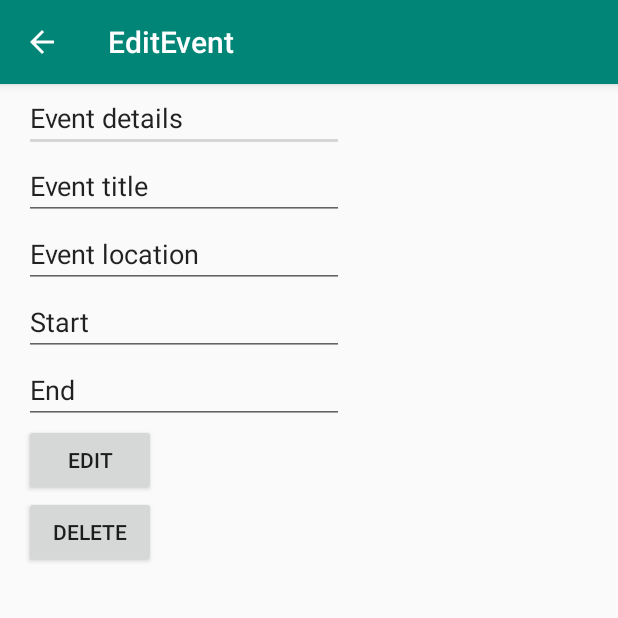
After one commit to Lea97/FamilyManager, an Android app: the EditEventActivity screen opened directly, with no data from a screen before it, on a phone screen of 412 x 824 dp, the top half of it. The commit adds this screen. Run offline under Robolectric (Android 15) with nearby library versions, the phone set to English and light mode, and no system bars; our stand-ins replace Firebase (no records; nobody signed in at launch, a user with empty details on screens opened directly); 5 statements that could not run were skipped.

Commit message:
added screen activity to display event details

```diff
--- /dev/null
+++ b/app/src/main/java/dhbw/familymanager/familymanager/calendar/EditEventActivity.java
@@ -0,0 +1,75 @@
+package dhbw.familymanager.familymanager.calendar;
+
+import android.content.Intent;
+import android.os.Bundle;
+import android.support.annotation.NonNull;
+import android.support.v7.app.AppCompatActivity;
+import android.util.Log;
+import android.view.View;
+import android.widget.Button;
+import android.widget.EditText;
+import android.widget.TextView;
+
+import com.google.android.gms.tasks.OnCompleteListener;
+import com.google.android.gms.tasks.OnSuccessListener;
+import com.google.android.gms.tasks.Task;
+import com.google.firebase.database.Transaction;
+import com.google.firebase.firestore.DocumentReference;
+import com.google.firebase.firestore.DocumentSnapshot;
+import com.google.firebase.firestore.FirebaseFirestore;
+import com.google.firebase.firestore.QueryDocumentSnapshot;
+import com.google.firebase.firestore.QuerySnapshot;
+
+import dhbw.familymanager.familymanager.R;
+import dhbw.familymanager.familymanager.model.Event;
+
+public class EditEventActivity extends AppCompatActivity {
+    private EditText eventTitle, eventLocation, eventStart, eventEnd;
+    private Button edit, delete;
+    private Event event;
+
+    @Override
+    protected void onCreate(Bundle savedInstanceState) {
+        super.onCreate(savedInstanceState);
+        setContentView(R.layout.edit_event);
+        eventTitle=findViewById(R.id.eventTitle1);
+        eventLocation=findViewById(R.id.eventLocation);
+        eventStart=findViewById(R.id.eventStart);
+        eventEnd=findViewById(R.id.eventEnd);
+
+
+       Intent intent=getIntent();
+       String eventId=intent.getStringExtra("eventId");
+       System.out.println(eventId);
+       FirebaseFirestore db=FirebaseFirestore.getInstance();
+
+        final Task<QuerySnapshot> docRef = db.collection("events").whereEqualTo("id", eventId).get();
+        docRef.addOnCompleteListener(new OnCompleteListener<QuerySnapshot>() {
+            @Override
+            public void onComplete(@NonNull Task<QuerySnapshot> task) {
+                if (task.isSuccessful()) {
+
+                event=docRef.getResult().toObjects(Event.class).get(0);
+                setEventData();
+                }
+
+            }
+        });}
+
+
+
+
+
+
+
+
+
+
+    private void setEventData() {
+
+        eventTitle.setText(event.getTitle());
+        eventLocation.setText(event.getLocation());
+        eventStart.setText(event.getStart().toString());
+        eventEnd.setText(event.getEnd().toString());
+    }
+}
--- /dev/null
+++ b/app/src/main/res/layout/edit_event.xml
@@ -0,0 +1,66 @@
+<?xml version="1.0" encoding="utf-8"?>
+<LinearLayout xmlns:android="http://schemas.android.com/apk/res/android"
+    android:layout_width="match_parent"
+    android:layout_height="match_parent"
+    android:paddingLeft="16dp"
+    android:paddingRight="16dp"
+    android:orientation="vertical" >
+    <EditText
+        android:id="@+id/header"
+        android:layout_width="wrap_content"
+        android:layout_height="wrap_content"
+        android:ems="10"
+        android:inputType="textPersonName"
+        android:text="Event details"/>
+
+
+    <EditText
+        android:id="@+id/eventTitle1"
+        android:layout_width="wrap_content"
+        android:layout_height="wrap_content"
+        android:ems="10"
+        android:inputType="textPersonName"
+        android:text="Event title" />
+
+    <EditText
+        android:id="@+id/eventLocation"
+        android:layout_width="wrap_content"
+        android:layout_height="wrap_content"
+        android:ems="10"
+        android:inputType="textPersonName"
+        android:text="Event location"
+        />
+
+    <EditText
+        android:id="@+id/eventStart"
+        android:layout_width="wrap_content"
+        android:layout_height="wrap_content"
+        android:ems="10"
+        android:inputType="textPersonName"
+        android:text="Start"
+         />
+
+    <EditText
+        android:id="@+id/eventEnd"
+        android:layout_width="wrap_content"
+        android:layout_height="wrap_content"
+        android:ems="10"
+        android:inputType="textPersonName"
+        android:text="End"
+        />
+
+    <Button
+        android:id="@+id/editEvent"
+        android:layout_width="wrap_content"
+        android:layout_height="wrap_content"
+        android:text="Edit"
+        />
+
+    <Button
+        android:id="@+id/deleteEvent"
+        android:layout_width="wrap_content"
+        android:layout_height="wrap_content"
+        android:text="Delete"
+         />
+
+</LinearLayout>
```
Also changed, not shown: app/src/main/AndroidManifest.xml (+8 -0 lines), app/src/main/java/dhbw/familymanager/familymanager/calendar/CalendarActivity.java (+31 -1 lines), app/src/main/res/menu/popup_menu_edit_events.xml (added, +10 -0 lines).
